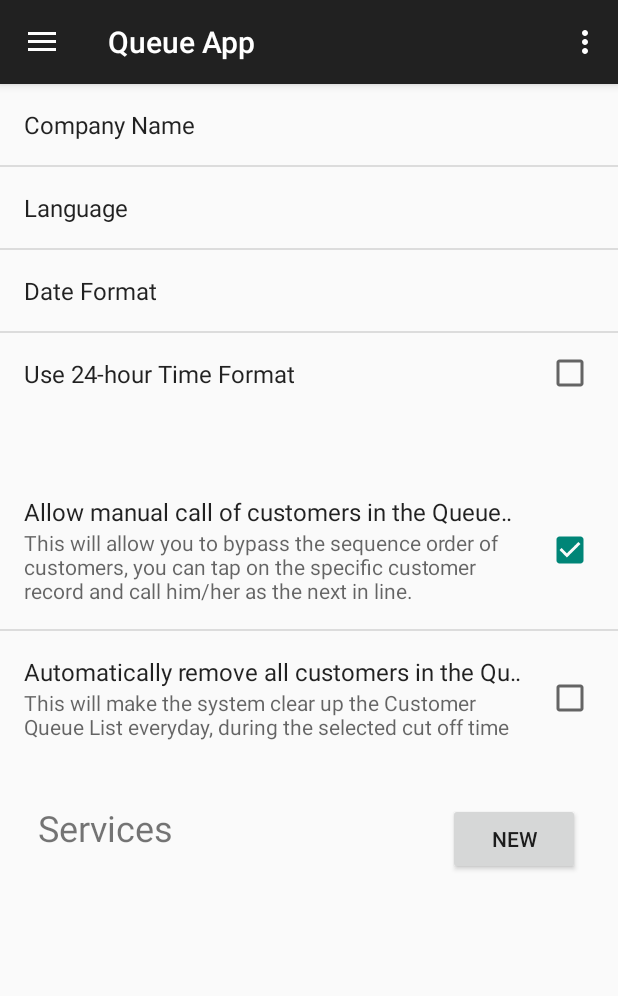
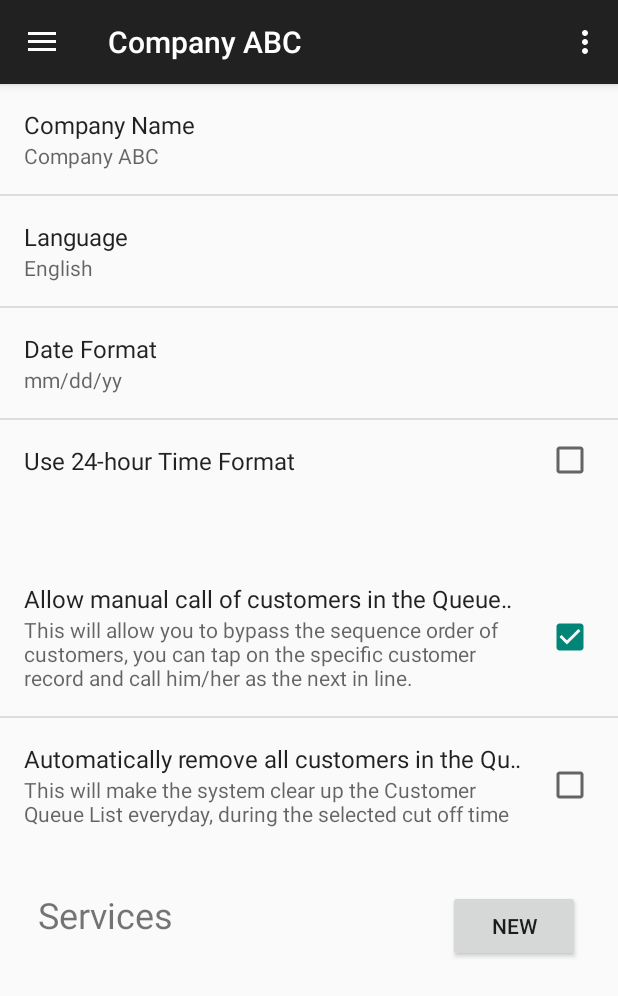
Before and after one commit to MatthewVillaflores/QApp, an Android app: the fragment SettingsFragment placed in its activity, on a phone screen of 412 x 824 dp. Shown: the top 996 px of the screen. Run offline under Robolectric (Android 15) with nearby library versions, the phone set to English and light mode, and no system bars.

Commit message:
Settings: Company Name, Language, Date Format

```diff
--- a/app/src/main/java/com/tech/ivant/qapp/MainActivity.java
+++ b/app/src/main/java/com/tech/ivant/qapp/MainActivity.java
@@ -7,7 +7,11 @@ import android.app.FragmentManager;
 import android.content.Context;
 import android.content.DialogInterface;
 import android.content.Intent;
+import android.content.SharedPreferences;
 import android.content.res.Configuration;
+import android.preference.Preference;
+import android.preference.PreferenceFragment;
+import android.preference.PreferenceManager;
 import android.support.v4.widget.DrawerLayout;
 import android.support.v7.app.ActionBarActivity;
 import android.os.Bundle;
@@ -38,6 +42,7 @@ public class MainActivity extends ActionBarActivity {
     private String mActivityTitle;
     private ActionBarDrawerToggle mDrawerToggle;
     private int mCurrentPosition;
+
 
     @Override
     protected void onCreate(Bundle savedInstanceState) {
@@ -132,6 +137,11 @@ public class MainActivity extends ActionBarActivity {
 
     @Override
     public void onResume(){
+
+        SharedPreferences sharedPreferences = PreferenceManager.getDefaultSharedPreferences(this);
+        String company_name = sharedPreferences.getString("company_name", "Company ABC");
+
+        this.setTitle(company_name);
         super.onResume();
     }
 
--- a/app/src/main/java/com/tech/ivant/qapp/fragments/SettingsFragment.java
+++ b/app/src/main/java/com/tech/ivant/qapp/fragments/SettingsFragment.java
@@ -1,14 +1,19 @@
 package com.tech.ivant.qapp.fragments;
 
+import android.app.Activity;
 import android.app.Fragment;
 import android.app.FragmentManager;
+import android.content.SharedPreferences;
 import android.os.Bundle;
+import android.preference.Preference;
 import android.preference.PreferenceFragment;
+import android.preference.PreferenceManager;
 import android.view.LayoutInflater;
 import android.view.View;
 import android.view.ViewGroup;
 import android.widget.FrameLayout;
 
+import com.tech.ivant.qapp.MainActivity;
 import com.tech.ivant.qapp.R;
 
 /**
@@ -24,21 +29,87 @@ public class SettingsFragment extends Fragment {
         View rootView = inflater.inflate(R.layout.fragment_settings, container, false);
 
         FragmentManager fm = getFragmentManager();
+
+        SettingsPreferences settingsPreferences = new SettingsPreferences();
+
         fm.beginTransaction()
-                .replace(R.id.preferences_frame, new SettingsPreferences()).commit();
+                .replace(R.id.preferences_frame, settingsPreferences).commit();
         fm.beginTransaction()
                 .replace(R.id.services_edit_frame, new ServicesEditFragment()).commit();
+
+        //SharedPreferences sharedPreferences = PreferenceManager.getDefaultSharedPreferences(rootView.getContext());
+        //Preference company_name = settingsPreferences.findPreference(SettingsPreferences.KEY_COMPANY_NAME);
+        //company_name.setSummary(sharedPreferences.getString(SettingsPreferences.KEY_COMPANY_NAME, "Company ABC"));
+
 
         return rootView;
     }
 
 
 
-    public static class SettingsPreferences extends PreferenceFragment{
+    public static class SettingsPreferences extends PreferenceFragment implements SharedPreferences.OnSharedPreferenceChangeListener{
+
+        public static String KEY_COMPANY_NAME = "company_name";
+        public static String KEY_LANGUAGE = "language";
+        public static String KEY_DATE_FORMAT = "date_format";
+
+        @Override
+        public void onResume(){
+            super.onResume();
+            getPreferenceScreen().getSharedPreferences().registerOnSharedPreferenceChangeListener(this);
+        }
+
+        @Override
+        public void onPause(){
+            super.onPause();
+            getPreferenceScreen().getSharedPreferences().unregisterOnSharedPreferenceChangeListener(this);
+        }
+
         @Override
         public void onCreate(Bundle savedInstanceState){
             super.onCreate(savedInstanceState);
             addPreferencesFromResource(R.xml.settings_preference);
+            MainActivity parentActivity = (MainActivity) getActivity();
+            SharedPreferences sharedPreferences = PreferenceManager.getDefaultSharedPreferences(parentActivity);
+
+            Preference company_name = findPreference(KEY_COMPANY_NAME);
+            String company_name_string = sharedPreferences.getString(KEY_COMPANY_NAME, "Company ABC");
+            company_name.setSummary(company_name_string);
+
+            Preference language = findPreference(KEY_LANGUAGE);
+            String language_string = sharedPreferences.getString(KEY_LANGUAGE, "English");
+            language.setSummary(language_string);
+
+            Preference date_format = findPreference(KEY_DATE_FORMAT);
+            String date_format_string = sharedPreferences.getString(KEY_DATE_FORMAT, "mm/dd/yy");
+            date_format.setSummary(date_format_string);
+
+        }
+
+        @Override
+        public void onSharedPreferenceChanged(SharedPreferences sharedPreferences, String key) {
+            String default_value;
+            if(key.equals(KEY_COMPANY_NAME)){
+                default_value = "Company ABC";
+            }
+            else if(key.equals(KEY_LANGUAGE)){
+                default_value = "English";
+            }
+            else if(key.equals(KEY_DATE_FORMAT)){
+                default_value = "mm/dd/yy";
+            }
+            else{
+                default_value = null;
+            }
+            if(default_value != null) {
+                Preference preference = findPreference(key);
+                String value = sharedPreferences.getString(key, default_value);
+                preference.setSummary(value);
+                if (key.equals(KEY_COMPANY_NAME)) {
+                    getActivity().setTitle(value);
+                }
+            }
+
         }
     }
 
--- a/app/src/main/res/values/strings.xml
+++ b/app/src/main/res/values/strings.xml
@@ -25,5 +25,25 @@
     <string name="nav_settings_title">Settings</string>
     <string name="drawer_open">Open Nav</string>
     <string name="drawer_close">Close Nav</string>
+    <string name="settings_company_name">Company Name</string>
+
+
+    <string-array
+        name="settings_languages">
+        <item>English</item>
+        <item>Filipino</item>
+        <item>Chinese</item>
+        <item>Portuguese</item>
+        <item>Spanish</item>
+        <item>Japanese</item>
+    </string-array>
+
+    <string-array name="settings_date_format">
+        <item>mm/dd/yy</item>
+        <item>dd/mm/yy</item>
+    </string-array>
+
+
+
 
 </resources>
--- a/app/src/main/res/xml/settings_preference.xml
+++ b/app/src/main/res/xml/settings_preference.xml
@@ -2,18 +2,26 @@
 <PreferenceScreen
     xmlns:android="http://schemas.android.com/apk/res/android"
     android:layout_width="match_parent"
-    android:layout_height="match_parent" >
+    android:layout_height="match_parent"
+    android:id="@+id/preferences_fragment">
     <EditTextPreference
         android:key="company_name"
-        android:title="Company Name"
+        android:title="@string/settings_company_name"
         android:defaultValue="Company ABC" />
-    <EditTextPreference
+    <ListPreference
         android:key="language"
         android:title="Language"
+        android:dialogTitle="Language"
+        android:entries="@array/settings_languages"
+        android:entryValues="@array/settings_languages"
         android:defaultValue="English"/>
-    <EditTextPreference
+    <ListPreference
         android:key="date_format"
-        android:title="Date Format" />
+        android:title="Date Format"
+        android:dialogTitle="Date Format"
+        android:entries="@array/settings_date_format"
+        android:entryValues="@array/settings_date_format"
+        android:defaultValue="mm/dd/yy"/>
     <CheckBoxPreference
         android:key="hour_format"
         android:title="Use 24-hour Time Format"
```
